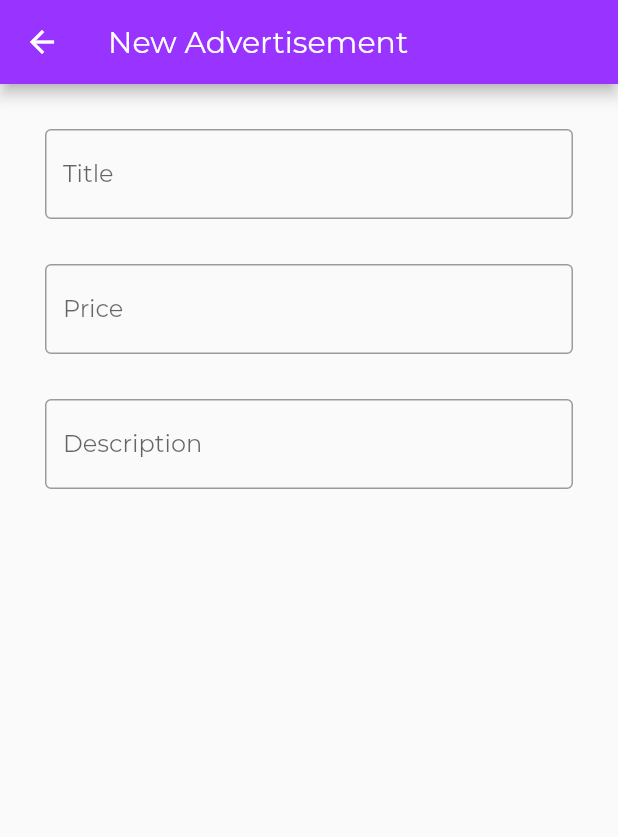
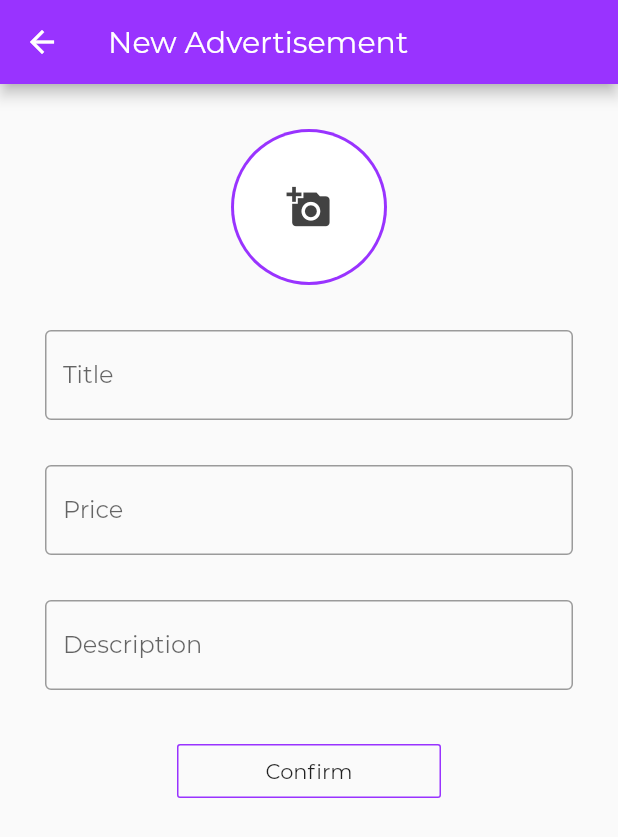
Before and after one commit to FernandoSoldera/e_commerce, a Flutter app: the NewAdvertisement screen opened directly, on a phone screen of 412 x 824 dp. Shown: the top 837 px of the screen. Run offline on Flutter 3.47's test engine with Material 2 defaults, Android fonts, the phone set to English and light mode, and no system bars; our stand-ins replace easy_localization, image_picker.

Commit message:
Create image picker in new_advertisement

```diff
--- a/assets/i18n/en-US.json
+++ b/assets/i18n/en-US.json
@@ -8,5 +8,6 @@
     "new_advertisement": "New Advertisement",
     "title": "Title",
     "price": "Price",
-    "description": "Description"
+    "description": "Description",
+    "confirm_button": "Confirm"
 }
--- a/assets/i18n/pt-BR.json
+++ b/assets/i18n/pt-BR.json
@@ -8,5 +8,6 @@
     "new_advertisement": "Novo Anúncio",
     "title": "Título",
     "price": "Preço",
-    "description": "Descrição"
+    "description": "Descrição",
+    "confirm_button": "Confirmar"
 }
--- a/lib/screens/new_advertisement.dart
+++ b/lib/screens/new_advertisement.dart
@@ -1,5 +1,8 @@
+import 'dart:io';
+
 import 'package:flutter/material.dart';
 import 'package:easy_localization/easy_localization.dart';
+import 'package:image_picker/image_picker.dart';
 
 class NewAdvertisement extends StatefulWidget {
   @override
@@ -7,6 +10,58 @@ class NewAdvertisement extends StatefulWidget {
 }
 
 class _NewAdvertisementState extends State<NewAdvertisement> {
+  File _image;
+
+  _imgFromCamera() async {
+    File image = await ImagePicker.pickImage(
+        source: ImageSource.camera, imageQuality: 50);
+
+    setState(() {
+      _image = image;
+    });
+  }
+
+  _imgFromGallery() async {
+    File image = await ImagePicker.pickImage(
+        source: ImageSource.gallery, imageQuality: 50);
+
+    setState(() {
+      _image = image;
+    });
+  }
+
+  void _showPicker(context) {
+    showModalBottomSheet(
+      context: context,
+      builder: (BuildContext bc) {
+        return SafeArea(
+          child: Container(
+            child: new Wrap(
+              children: <Widget>[
+                new ListTile(
+                  leading: new Icon(Icons.photo_library),
+                  title: new Text('Photo Library'),
+                  onTap: () {
+                    _imgFromGallery();
+                    Navigator.of(context).pop();
+                  },
+                ),
+                new ListTile(
+                  leading: new Icon(Icons.photo_camera),
+                  title: new Text('Camera'),
+                  onTap: () {
+                    _imgFromCamera();
+                    Navigator.of(context).pop();
+                  },
+                ),
+              ],
+            ),
+          ),
+        );
+      },
+    );
+  }
+
   @override
   Widget build(BuildContext context) {
     return Scaffold(
@@ -14,10 +69,47 @@ class _NewAdvertisementState extends State<NewAdvertisement> {
         title: Text('new_advertisement'.tr().toString()),
         backgroundColor: Theme.of(context).primaryColor,
       ),
-      body: Padding(
+      body: SingleChildScrollView(
+        child: Padding(
           padding: const EdgeInsets.all(30.0),
           child: Column(
+            crossAxisAlignment: CrossAxisAlignment.center,
             children: [
+              GestureDetector(
+                onTap: () {
+                  _showPicker(context);
+                },
+                child: CircleAvatar(
+                  radius: 52,
+                  backgroundColor: Theme.of(context).primaryColor,
+                  child: _image != null
+                      ? ClipRRect(
+                          borderRadius: BorderRadius.circular(50),
+                          child: Image.file(
+                            _image,
+                            width: 100,
+                            height: 100,
+                            fit: BoxFit.fitHeight,
+                          ),
+                        )
+                      : Container(
+                          decoration: BoxDecoration(
+                            color: Colors.white,
+                            borderRadius: BorderRadius.circular(50),
+                          ),
+                          width: 100,
+                          height: 100,
+                          child: Icon(
+                            Icons.add_a_photo,
+                            color: Colors.grey[800],
+                            size: 30,
+                          ),
+                        ),
+                ),
+              ),
+              SizedBox(
+                height: 30,
+              ),
               TextField(
                 decoration: InputDecoration(
                   border: OutlineInputBorder(),
@@ -42,7 +134,23 @@ class _NewAdvertisementState extends State<NewAdvertisement> {
                   labelText: 'description'.tr().toString(),
                 ),
               ),
+              SizedBox(
+                height: 30,
+              ),
+              FractionallySizedBox(
+                widthFactor: 0.5,
+                child: OutlineButton(
+                  highlightColor: Colors.transparent,
+                  highlightedBorderColor: Theme.of(context).primaryColor,
+                  borderSide: BorderSide(
+                    color: Theme.of(context).primaryColor,
+                  ),
+                  onPressed: () => {},
+                  child: Text('confirm_button'.tr().toString()),
+                ),
+              )
             ],
+          ),
         ),
       ),
     );
```
Lines whose indentation alone changed are shown as unchanged.
